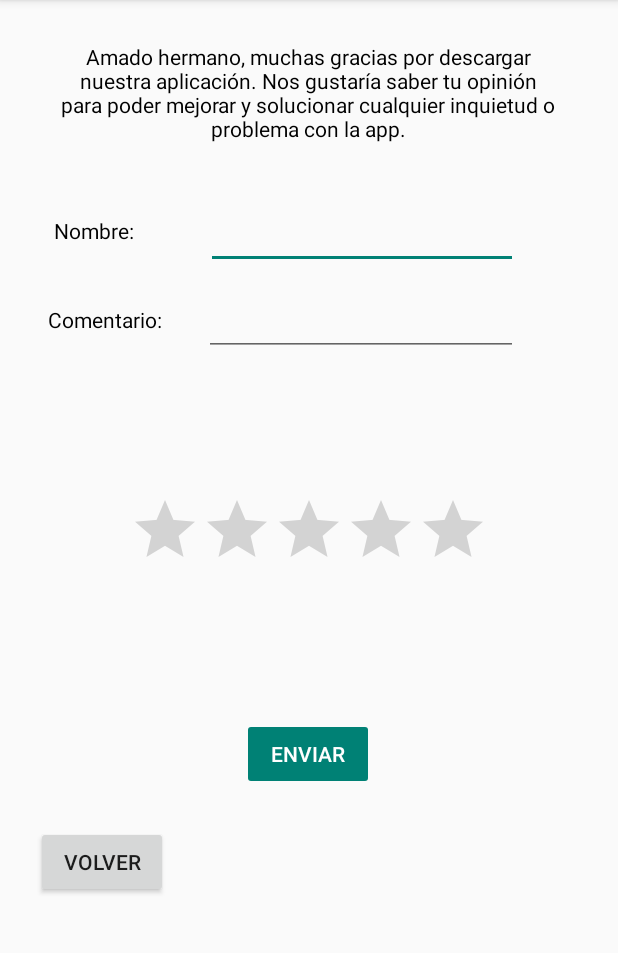
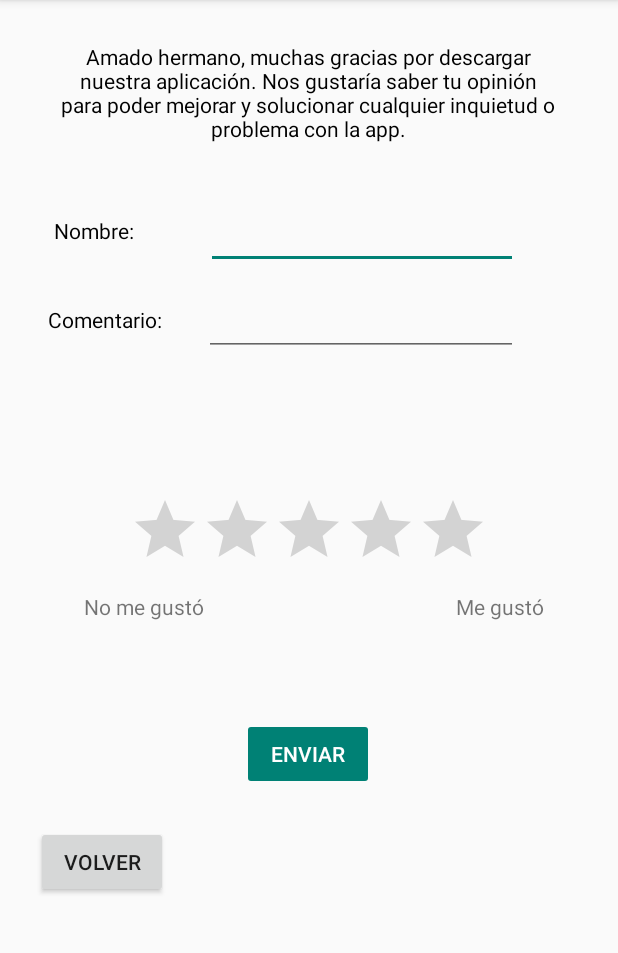
Before and after one commit to Thomacho18021/Ministerio-Puerta-Abierta-Lirqu-n, an Android app: the Rating screen opened directly, with no data from a screen before it, after a tap on "ENVIAR", on a phone screen of 412 x 824 dp, the part 84-1037 px from its top. Run offline under Robolectric (Android 15) with nearby library versions, the phone set to English and light mode, and no system bars.

Commit message:
8 Commit: Se agrega ayuda visual al rating bar

```diff
--- a/app/src/main/java/com/srcarrillo/ministeriopuertaabiertalirqun/Rating.java
+++ b/app/src/main/java/com/srcarrillo/ministeriopuertaabiertalirqun/Rating.java
@@ -41,7 +41,7 @@ public class Rating extends AppCompatActivity {
         btnEnviar.setOnClickListener(new View.OnClickListener() {
             @Override
             public void onClick(View view) {
-                enviarEmail(inputNombre.getText().toString()+":\n"+inputComentario.getText().toString()+"\n"+rbAyudanos.getRating());
+                enviarEmail(inputNombre.getText().toString()+":\n"+inputComentario.getText().toString()+"\n"+rbAyudanos.getRating()+" Estrellas");
             }
         });
 
@@ -51,7 +51,7 @@ public class Rating extends AppCompatActivity {
 
 
         String mailto = "mailto:ThomasCarrilloGonzalez@gmail.com" +
-                "?cc=" + "ThomasCarrilloGonzalez@gmail.com" +
+                "?cc=" + " " +
                 "&body=" + Uri.encode(mensaje);
 
         emailIntent.setData(Uri.parse(mailto));
--- a/app/src/main/res/layout/activity_rating.xml
+++ b/app/src/main/res/layout/activity_rating.xml
@@ -102,4 +102,26 @@
         app:layout_constraintStart_toStartOf="parent"
         app:layout_constraintTop_toBottomOf="@+id/inputComentario" />
 
+    <TextView
+        android:id="@+id/txtRatingMal"
+        android:layout_width="wrap_content"
+        android:layout_height="wrap_content"
+        android:layout_marginStart="56dp"
+        android:layout_marginTop="8dp"
+        android:text="No me gustó"
+        app:layout_constraintStart_toStartOf="parent"
+        app:layout_constraintTop_toBottomOf="@+id/rbAyudanos" />
+
+    <TextView
+        android:id="@+id/txtRatingBien"
+        android:layout_width="wrap_content"
+        android:layout_height="wrap_content"
+        android:layout_marginStart="168dp"
+        android:layout_marginTop="8dp"
+        android:layout_marginEnd="49dp"
+        android:text="Me gustó"
+        app:layout_constraintEnd_toEndOf="parent"
+        app:layout_constraintStart_toEndOf="@+id/txtRatingMal"
+        app:layout_constraintTop_toBottomOf="@+id/rbAyudanos" />
+
 </androidx.constraintlayout.widget.ConstraintLayout>
```
